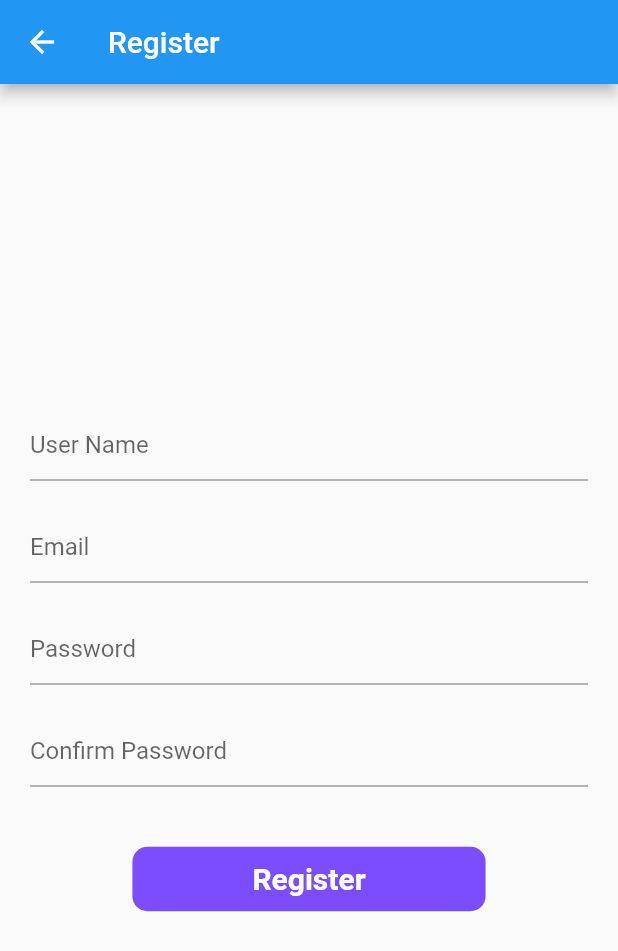
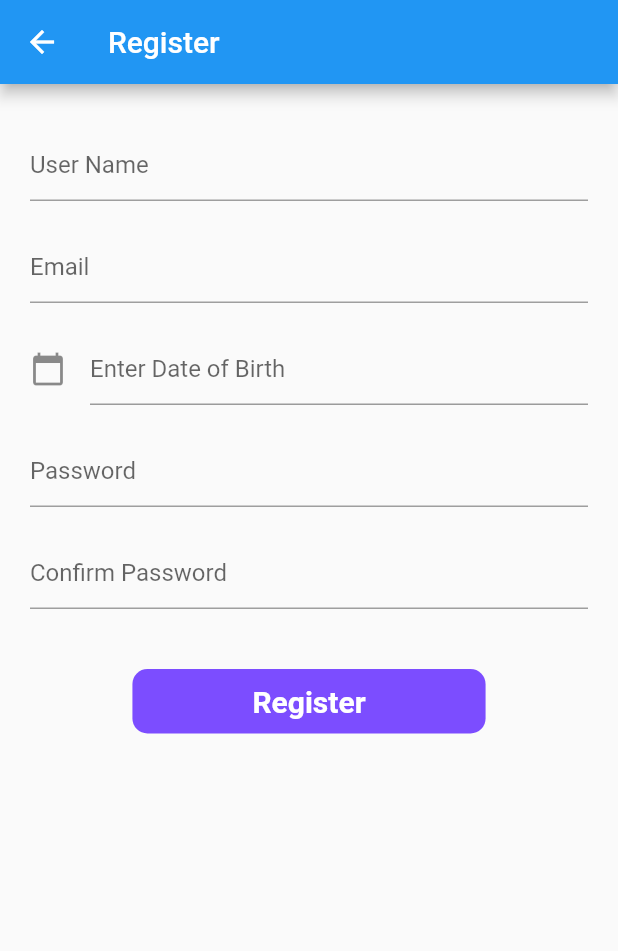
Before and after one commit to arkaanfast/CartApp, a Flutter app: the Register screen opened directly, on a phone screen of 412 x 824 dp. Shown: the top 951 px of the screen. Run offline on Flutter 3.47's test engine with Material 2 defaults, Android fonts, the phone set to English and light mode, and no system bars; our stand-ins replace cached_network_image, firebase_auth, firebase_core, local_auth; accounts and stored records are empty.

Commit message:
Added dob and biometric

```diff
--- a/lib/screens/authentication_screens/register.dart
+++ b/lib/screens/authentication_screens/register.dart
@@ -17,13 +17,18 @@ class _RegisterState extends State<Register> {
   final _emailController = TextEditingController();
   final _userNameController = TextEditingController();
   final _paswordController = TextEditingController();
+  String birthDateInString = "";
+  bool isDateSelected = false;
+  DateTime birthDate = DateTime.now();
   @override
   Widget build(BuildContext context) {
     return Scaffold(
         appBar: AppBar(
           title: Text("Register"),
         ),
-        body: Container(
+        body: SingleChildScrollView(
+          child: Container(
+              margin: EdgeInsets.only(top: 30.0),
               child: Form(
                 key: _registerForm,
                 child: Column(
@@ -66,6 +71,34 @@ class _RegisterState extends State<Register> {
                           ),
                           hintText: "Email",
                         ),
+                      ),
+                    ),
+                    Container(
+                      padding: EdgeInsets.only(left: 20.0, right: 20.0),
+                      height: 68,
+                      child: TextFormField(
+                        onTap: () async {
+                          print("EREH");
+                          final datePick = await showDatePicker(
+                              context: context,
+                              initialDate: DateTime.now(),
+                              firstDate: DateTime(1900),
+                              lastDate: DateTime(2100));
+                          if (datePick != null && datePick != birthDate) {
+                            setState(() {
+                              birthDate = datePick;
+                              isDateSelected = true;
+
+                              birthDateInString =
+                                  "${birthDate.day}/${birthDate.month}/${birthDate.year}"; // 08/14/2019
+                            });
+                          }
+                        },
+                        decoration: InputDecoration(
+                            hintText: birthDateInString == ""
+                                ? "Enter Date of Birth"
+                                : birthDateInString,
+                            icon: Icon(Icons.calendar_today)),
                       ),
                     ),
                     Container(
@@ -118,8 +151,8 @@ class _RegisterState extends State<Register> {
                                   _isProcessing = true;
                                 });
 
-                          User? user =
-                              await AuthService.registerUsingEmailPassword(
+                                User? user = await AuthService
+                                    .registerUsingEmailPassword(
                                   name: _userNameController.text,
                                   email: _emailController.text,
                                   password: _paswordController.text,
@@ -167,6 +200,7 @@ class _RegisterState extends State<Register> {
                     _isError ? SizedBox(height: 20.0) : Container(),
                   ],
                 ),
-        )));
+              )),
+        ));
   }
 }
```
Lines whose indentation alone changed are shown as unchanged.
